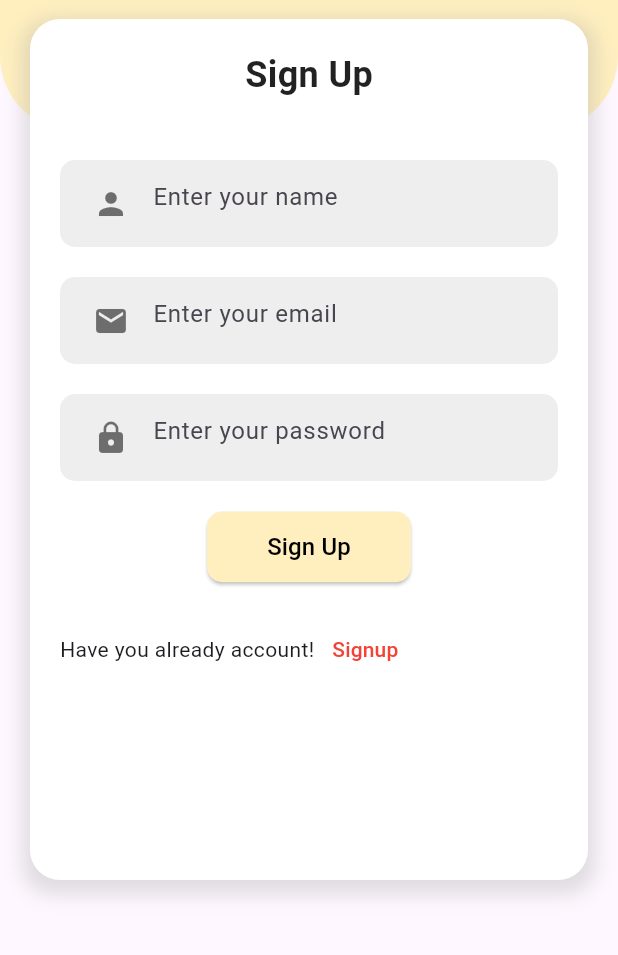
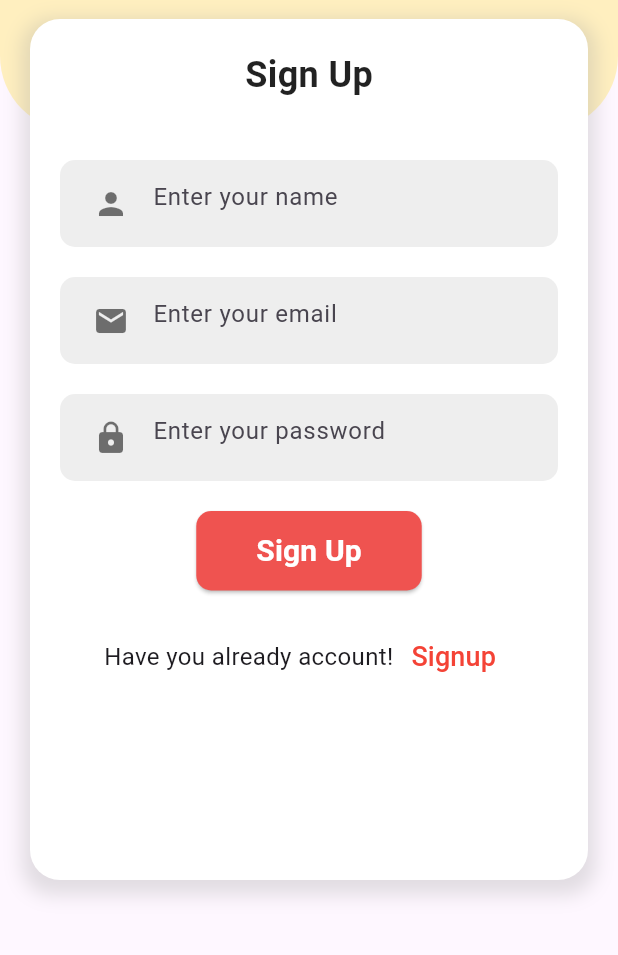
Before and after one commit to aliraza055/foodie_go, a Flutter app: the screen it shows after launch, after a tap on "Signup", on a phone screen of 412 x 824 dp, the part 281-1236 px from its top. Run offline on Flutter 3.47's test engine with Material 3 defaults, Android fonts, the phone set to English and light mode, and no system bars; our stand-ins replace firebase_core; accounts and stored records are empty.

Commit message:
done singup page

```diff
--- a/lib/pages/singup.dart
+++ b/lib/pages/singup.dart
@@ -89,7 +89,7 @@ class _SignupState extends State<Signup> {
                 ElevatedButton(
                   onPressed: () {},
                   style: ElevatedButton.styleFrom(
-                    backgroundColor: const Color(0xffffefbf),
+                    backgroundColor: Colors.red.shade400,
                     padding: const EdgeInsets.symmetric(horizontal: 40, vertical: 12),
                     shape: RoundedRectangleBorder(
                       borderRadius: BorderRadius.circular(10),
@@ -97,16 +97,17 @@ class _SignupState extends State<Signup> {
                   ),
                   child: const Text(
                     "Sign Up",
-                    style: TextStyle(fontSize: 16, color: Colors.black),
+                    style: TextStyle(fontSize: 20, color: Colors.white,fontWeight: FontWeight.bold),
                   ),
                 ),
                  SizedBox(height: 20,),
             Row(
+              mainAxisAlignment: MainAxisAlignment.center,
               children: [
-                Text('Have you already account!'),
+                Text('Have you already account!',style: TextStyle(fontSize: 16),),
                 TextButton(onPressed: (){
 
-                }, child: Text('Signup',style: TextStyle(color: Colors.red,fontSize: ),))
+                }, child: Text('Signup',style: TextStyle(color: Colors.red,fontSize: 18),))
               ],
             )
               ],
```
